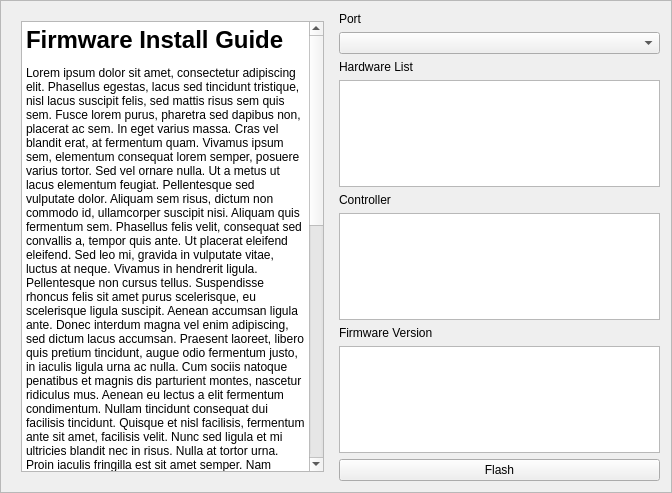
First picture: the form in software/python/ayab/plugins/ayab_plugin/firmware_flash_ui.ui, repository AllYarnsAreBeautiful/ayab-desktop, before the edit.
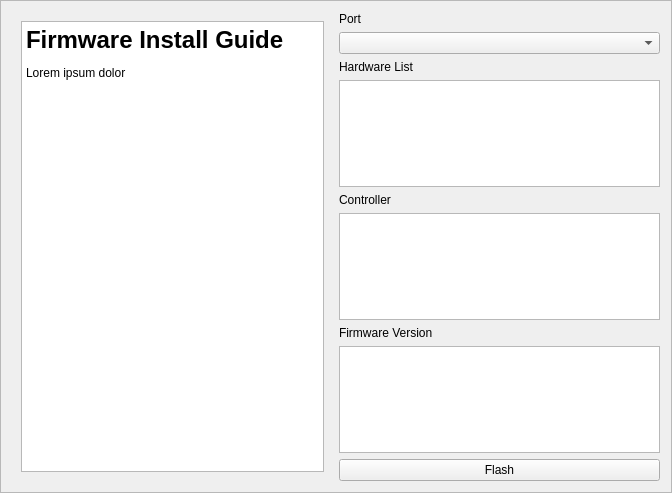
Second picture: the form after the edit.

Commit message: replacing long lorem ipsum with "lorem ipsum dolor"

```diff
--- a/software/python/ayab/plugins/ayab_plugin/firmware_flash_ui.ui
+++ b/software/python/ayab/plugins/ayab_plugin/firmware_flash_ui.ui
@@ -31,7 +31,7 @@
 p, li { white-space: pre-wrap; }
 &lt;/style&gt;&lt;/head&gt;&lt;body style=&quot; font-family:'Sans Serif'; font-size:9pt; font-weight:400; font-style:normal;&quot;&gt;
 &lt;p style=&quot; margin-top:18px; margin-bottom:12px; margin-left:0px; margin-right:0px; -qt-block-indent:0; text-indent:0px;&quot;&gt;&lt;span style=&quot; font-size:xx-large; font-weight:600;&quot;&gt;Firmware Install Guide&lt;/span&gt;&lt;/p&gt;
-&lt;p style=&quot; margin-top:12px; margin-bottom:12px; margin-left:0px; margin-right:0px; -qt-block-indent:0; text-indent:0px;&quot;&gt;Lorem ipsum dolor sit amet, consectetur adipiscing elit. Phasellus egestas, lacus sed tincidunt tristique, nisl lacus suscipit felis, sed mattis risus sem quis sem. Fusce lorem purus, pharetra sed dapibus non, placerat ac sem. In eget varius massa. Cras vel blandit erat, at fermentum quam. Vivamus ipsum sem, elementum consequat lorem semper, posuere varius tortor. Sed vel ornare nulla. Ut a metus ut lacus elementum feugiat. Pellentesque sed vulputate dolor. Aliquam sem risus, dictum non commodo id, ullamcorper suscipit nisi. Aliquam quis fermentum sem. Phasellus felis velit, consequat sed convallis a, tempor quis ante. Ut placerat eleifend eleifend. Sed leo mi, gravida in vulputate vitae, luctus at neque. Vivamus in hendrerit ligula. Pellentesque non cursus tellus. Suspendisse rhoncus felis sit amet purus scelerisque, eu scelerisque ligula suscipit. Aenean accumsan ligula ante. Donec interdum magna vel enim adipiscing, sed dictum lacus accumsan. Praesent laoreet, libero quis pretium tincidunt, augue odio fermentum justo, in iaculis ligula urna ac nulla. Cum sociis natoque penatibus et magnis dis parturient montes, nascetur ridiculus mus. Aenean eu lectus a elit fermentum condimentum. Nullam tincidunt consequat dui facilisis tincidunt. Quisque et nisl facilisis, fermentum ante sit amet, facilisis velit. Nunc sed ligula et mi ultricies blandit nec in risus. Nulla at tortor urna. Proin iaculis fringilla est sit amet semper. Nam luctus dui faucibus blandit tempus. Quisque at tempus libero. Donec bibendum eleifend dui, id rutrum libero venenatis ut. Pellentesque id odio est. Vivamus rutrum scelerisque adipiscing. Nunc et sapien ut urna eleifend mattis vitae vitae sapien. Nulla iaculis quis metus et tincidunt. In venenatis elit a turpis mollis, ut ornare est consectetur. Maecenas tellus ante, tincidunt vitae ligula a, euismod aliquet nibh. Fusce tempus accumsan ante, eu mattis odio lobortis vel. Ut non aliquam tellus, sed faucibus justo. Cras sodales felis sem, ut semper metus tempus in. Etiam pulvinar dapibus ullamcorper. Morbi ut facilisis purus. Pellentesque tempor sed turpis id tempor. Etiam dictum lectus a velit tempus, vitae convallis purus interdum. Maecenas consectetur condimentum risus, quis tempus velit consectetur id. Aliquam ut nulla enim. Vestibulum eget lacinia magna. Fusce convallis, elit ac tincidunt gravida, tellus purus posuere diam, iaculis pharetra urna erat sit amet purus. Nullam metus erat, auctor vitae massa nec, pulvinar gravida est. Donec ullamcorper, nibh ac feugiat volutpat, lectus turpis eleifend neque, at consequat est eros a lorem. Pellentesque rutrum turpis nec eros fringilla, nec auctor leo faucibus. Proin magna ante, dignissim id massa ac, blandit eleifend tellus. Maecenas a dolor enim. Integer quam eros, dapibus in pellentesque id, lobortis vitae diam. Sed sed lorem blandit, suscipit magna a, ullamcorper metus. Nulla rhoncus quam sit amet leo blandit, in porta augue hendrerit. Phasellus adipiscing quis tortor vitae porta. Nam in venenatis sem, sit amet fringilla dolor. Suspendisse eu iaculis justo. Integer faucibus risus nec sapien venenatis, eget ultrices nulla pellentesque. Duis sagittis turpis eget pellentesque fermentum. Aliquam ac ante at odio posuere pharetra ut sed neque. Nullam blandit libero et nibh luctus, ac congue dui consectetur. Etiam erat erat, gravida in dui vitae, vestibulum iaculis libero. &lt;/p&gt;&lt;/body&gt;&lt;/html&gt;</string>
+&lt;p style=&quot; margin-top:12px; margin-bottom:12px; margin-left:0px; margin-right:0px; -qt-block-indent:0; text-indent:0px;&quot;&gt;Lorem ipsum dolor&lt;/p&gt;&lt;/body&gt;&lt;/html&gt;</string>
         </property>
        </widget>
       </item>
```
The commit also changes 1 other file.
